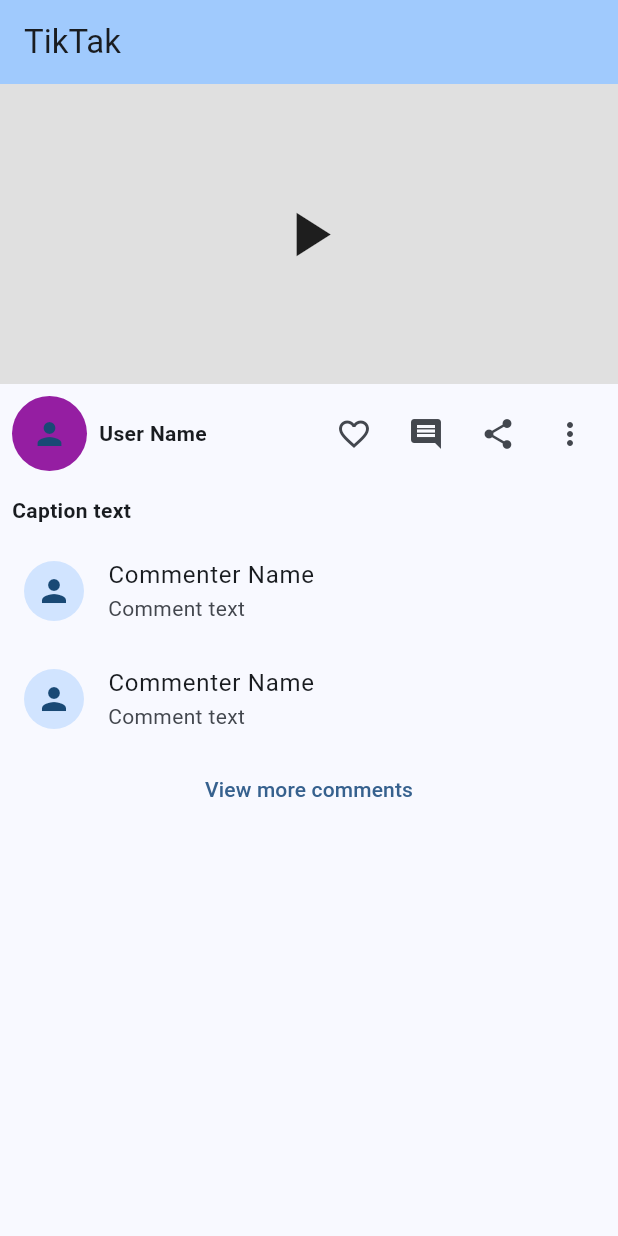
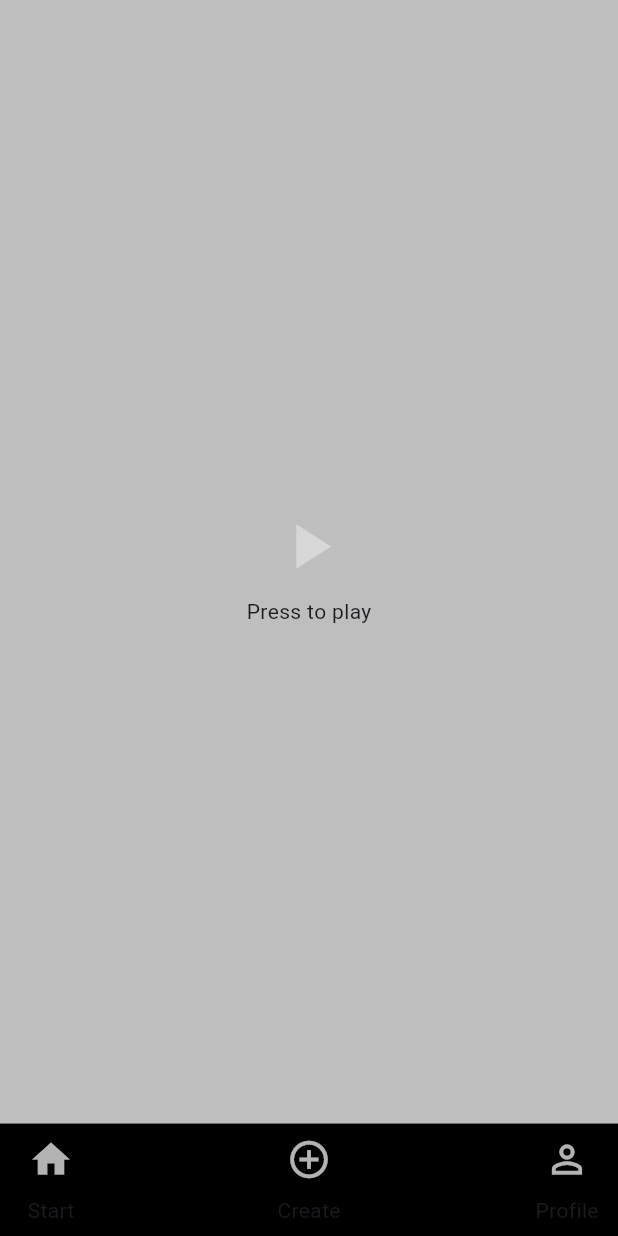
Before and after one commit to Sandell390/TikTakProject, a Flutter app: the screen it shows after launch, on a phone screen of 412 x 824 dp. Run offline on Flutter 3.47's test engine with Material 3 defaults, Android fonts, the phone set to English and light mode, and no system bars.

Commit message:
Initial layout

```diff
--- a/tik_tak_app/lib/imports.dart
+++ b/tik_tak_app/lib/imports.dart
@@ -2,6 +2,6 @@
 export 'package:flutter/material.dart';
 
 /* INTERNAL IMPORTS */
+export 'models/models.dart';
 export 'screens/screens.dart';
-export 'models/models.dart';
 export 'services/services.dart';
--- a/tik_tak_app/lib/main.dart
+++ b/tik_tak_app/lib/main.dart
@@ -13,20 +13,17 @@ class MyApp extends StatelessWidget {
 
   @override
   Widget build(BuildContext context) {
-    const title = 'TikTak';
-
     return MaterialApp(
-      title: title,
       debugShowCheckedModeBanner: false,
       theme: ThemeData(
-        colorScheme: ColorScheme.fromSeed(seedColor: Colors.blue),
+        colorScheme: ColorScheme.fromSeed(
+            seedColor: Colors.deepPurple,
+            // Color theme is based on OS DarkMode
+            // Meaning it follows the UI of the device
+            brightness: MediaQuery.of(context).platformBrightness),
         useMaterial3: true,
       ),
-      // home: const MyHomePage(),
-      initialRoute: '/',
-      routes: {
-        '/': (context) => const HomePage(title: title),
-      },
+      home: const HomePage(),
     );
   }
 }
--- a/tik_tak_app/lib/screens/home.dart
+++ b/tik_tak_app/lib/screens/home.dart
@@ -1,31 +1,107 @@
 import '../imports.dart';
 
 class HomePage extends StatelessWidget {
-  const HomePage({super.key, required this.title});
-  final String title;
+  const HomePage({super.key});
 
   @override
   Widget build(BuildContext context) {
+    const appBarBottomHeight = 75.0;
+    const iconSize = 30.0;
+    const sidePadding = 10.0;
+
     return Scaffold(
-      appBar: AppBar(
-        backgroundColor: Theme.of(context).colorScheme.inversePrimary,
-        title: const Text('TikTak'),
-      ),
       body: SingleChildScrollView(
         child: Column(
           crossAxisAlignment: CrossAxisAlignment.stretch,
           children: <Widget>[
             Container(
-              height: 200, // Adjust height as needed
-              color: Colors.grey[300], // Placeholder for video
-              child: const Center(
-                child: Icon(
-                  Icons.play_arrow,
-                  size: 50,
+              height: MediaQuery.of(context).size.height - appBarBottomHeight,
+              color: const Color.fromARGB(255, 190, 190, 190), // Placeholder for video
+              child: Center(
+                child: Column(
+                  mainAxisAlignment: MainAxisAlignment.center,
+                  children: [
+                    IconButton(
+                      icon: const Icon(
+                        Icons.play_arrow,
+                        size: 50,
+                        color: Color.fromARGB(100, 255, 255, 255),
+                      ),
+                      onPressed: () => _showSnackBar(context, 'Play button pressed'),
+                    ),
+                    const Text("Press to play"),
+                  ],
                 ),
               ),
             ),
-            Padding(
+            Container(
+              color: const Color.fromARGB(255, 0, 0, 0),
+              height: appBarBottomHeight,
+              padding: const EdgeInsets.fromLTRB(sidePadding, 0, sidePadding, 0),
+              child: Row(
+                mainAxisAlignment: MainAxisAlignment.spaceBetween,
+                crossAxisAlignment: CrossAxisAlignment.start,
+                children: [
+                  Column(
+                    children: [
+                      IconButton(
+                        icon: const Icon(
+                          Icons.home,
+                          // Icons.home_outlined,
+                          color: Colors.white70,
+                          size: iconSize,
+                        ),
+                        onPressed: () => _showSnackBar(context, 'Home button pressed'),
+                      ),
+                      const Text(
+                        "Start",
+                        // textScaler: TextScaler.linear(.5),
+                      ),
+                    ],
+                  ),
+                  Column(
+                    children: [
+                      IconButton(
+                        icon: const Icon(
+                          // Icons.add_circle,
+                          Icons.add_circle_outline,
+                          color: Colors.white70,
+                          size: iconSize,
+                        ),
+                        onPressed: () => _showSnackBar(context, 'Add button pressed'),
+                      ),
+                      const Text(
+                        "Create",
+                      ),
+                    ],
+                  ),
+                  Column(
+                    children: [
+                      IconButton(
+                        icon: const Icon(
+                          // Icons.person,
+                          Icons.person_outline,
+                          color: Colors.white70,
+                          size: iconSize,
+                        ),
+                        onPressed: () => _showSnackBar(context, 'Person button pressed'),
+                      ),
+                      const Text(
+                        "Profile",
+                      ),
+                    ],
+                  ),
+                ],
+              ),
+            ),
+          ],
+        ),
+      ),
+    );
+  }
+}
+/*
+Padding(
               padding: const EdgeInsets.all(8.0),
               child: Row(
                 mainAxisAlignment: MainAxisAlignment.spaceBetween,
@@ -107,12 +183,8 @@ class HomePage extends StatelessWidget {
                   _showSnackBar(context, 'More comments button pressed'),
               child: const Text('View more comments'),
             ),
-          ],
-        ),
-      ),
-    );
-  }
-}
+
+*/
 
 void _showSnackBar(BuildContext context, String text) {
   ScaffoldMessenger.of(context)
```
